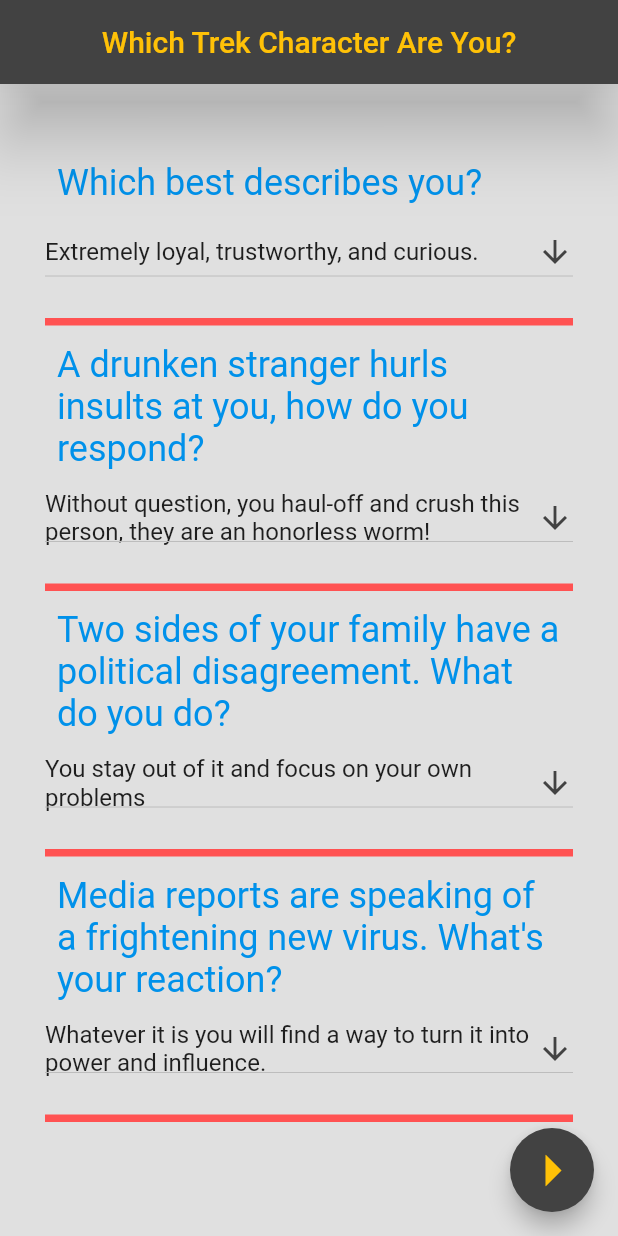
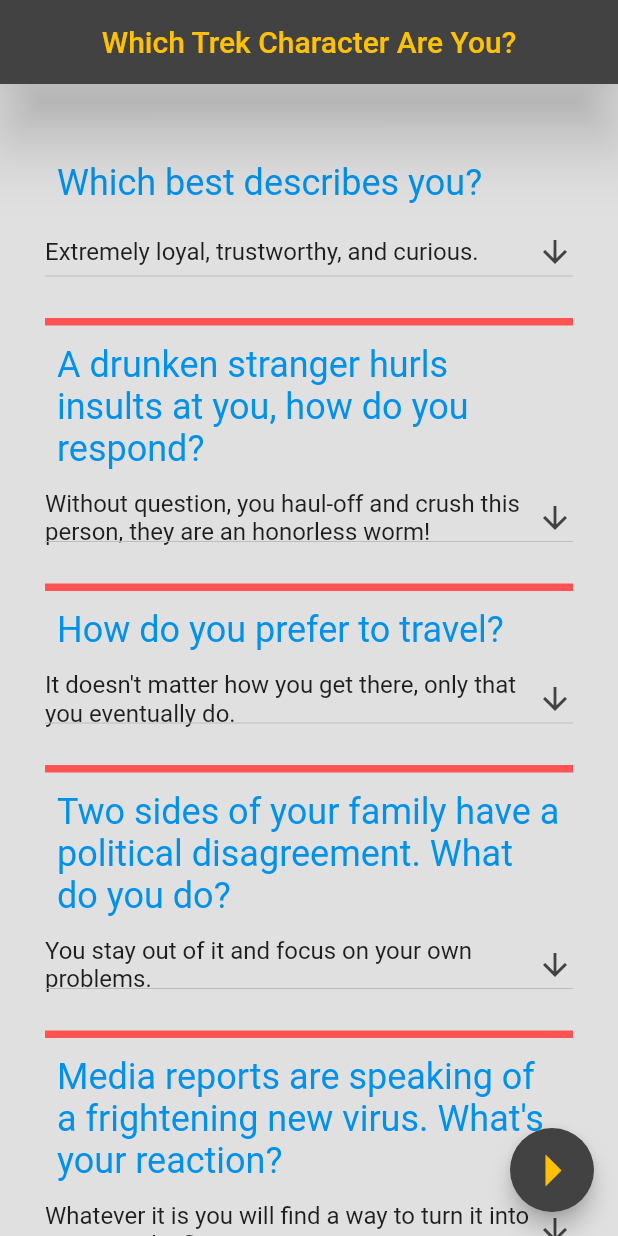
Before and after one commit to Jerud-Moyer/trek-character-picker, a Flutter app: the screen it shows after launch, on a phone screen of 412 x 824 dp. Run offline on Flutter 3.47's test engine with Material 2 defaults, Android fonts, the phone set to English and light mode, and no system bars.

Commit message:
add new question

```diff
--- a/lib/answers/answers_1.dart
+++ b/lib/answers/answers_1.dart
@@ -18,7 +18,7 @@
       value: 'romulan'
   ),
   QuestionItem(
-      answer: 'Not always wanting to be part of a team, you are comfortably a lone-wolf.',
+      answer: 'Don\'t always want to be part of a team, you are comfortably a lone-wolf.',
       value: 'rogue'
   )
 ];
--- a/lib/answers/answers_2.dart
+++ b/lib/answers/answers_2.dart
@@ -10,7 +10,7 @@
     value: 'rogue'
   ),
   QuestionItem(
-    answer: 'Ignore them as to not alter the course of their unique reality',
+    answer: 'Ignore them as to not alter the course of their unique reality.',
     value: 'starfleet'
   ),
   QuestionItem(
--- a/lib/answers/answers_3.dart
+++ b/lib/answers/answers_3.dart
@@ -2,7 +2,7 @@
 
 List<QuestionItem> answers_3 = [
   QuestionItem(
-    answer: 'You stay out of it and focus on your own problems',
+    answer: 'You stay out of it and focus on your own problems.',
     value: 'rogue'
   ),
   QuestionItem(
--- a/lib/answers/answers_4.dart
+++ b/lib/answers/answers_4.dart
@@ -6,7 +6,7 @@
     value: 'romulan'
   ),
   QuestionItem(
-    answer: 'You trust that the world\'s scientific community will come together to find the answer',
+    answer: 'You trust that the world\'s scientific community will come together to find the answer.',
     value: 'federation'
   ),
   QuestionItem(
@@ -18,7 +18,7 @@
     value: 'starfleet'
   ),
   QuestionItem(
-    answer: 'Who cares, you\'re armed and ready.... to crush.',
+    answer: 'Who cares, you\'re armed and ready.... for crushing.',
     value: 'klingon'
   ),
 ];
--- /dev/null
+++ b/lib/answers/answers_5.dart
@@ -0,0 +1,24 @@
+import '../questionItem.dart';
+
+List<QuestionItem> answers_5 = [
+  QuestionItem(
+    answer: 'It doesn\'t matter how you get there, only that you eventually do.',
+    value: 'rogue'
+  ),
+  QuestionItem(
+    answer: 'You want the latest and greatest technology the transportation industry has to offer.',
+    value: 'Federation'
+  ),
+  QuestionItem(
+    answer: 'You prefer to fly under the radar, unseen by others.',
+    value: 'romulan'
+  ),
+  QuestionItem(
+    answer: 'You want to fly fast and furious, and arrive with a bang!',
+    value: 'klingon'
+  ),
+  QuestionItem(
+    answer: 'You want to be prepared for any eventuality, whether to conduct research or humanitarian aid, you\'ll be ready',
+    value: 'starfleet'
+  )
+];
--- a/lib/main.dart
+++ b/lib/main.dart
@@ -8,6 +8,7 @@
 import 'answers/answers_2.dart';
 import 'answers/answers_3.dart';
 import 'answers/answers_4.dart';
+import 'answers/answers_5.dart';
 
 void main() {
   runApp(MaterialApp(
@@ -29,6 +30,7 @@
   String dropdownValue_2 = answers_2[0].value;
   String dropdownValue_3 = answers_3[0].value;
   String dropdownValue_4 = answers_4[0].value;
+  String dropdownValue_5 = answers_5[0].value;
 
   @override
   Widget build(BuildContext ctx) {
@@ -47,7 +49,7 @@
         floatingActionButton: FloatingActionButton(
           onPressed: () {
             Navigator.push(ctx, CharacterPage(
-                [dropdownValue_1, dropdownValue_2, dropdownValue_3, dropdownValue_4]
+                [dropdownValue_1, dropdownValue_2, dropdownValue_3, dropdownValue_4, dropdownValue_5]
             ));
           },
           child: Icon(Icons.arrow_right,
@@ -79,6 +81,16 @@
                       onChange: (String? newValue) {
                         setState(() {
                           dropdownValue_2 = newValue!;
+                        });
+                      }
+                    ),
+                    QuestionWidget(
+                      question: 'How do you prefer to travel?',
+                      answers: answers_5,
+                      selectedValue: dropdownValue_5,
+                      onChange: (String? newValue) {
+                        setState(() {
+                          dropdownValue_5 = newValue!;
                         });
                       }
                     ),
```
Also changed, not shown: firebase.json (added), 2 other files.
